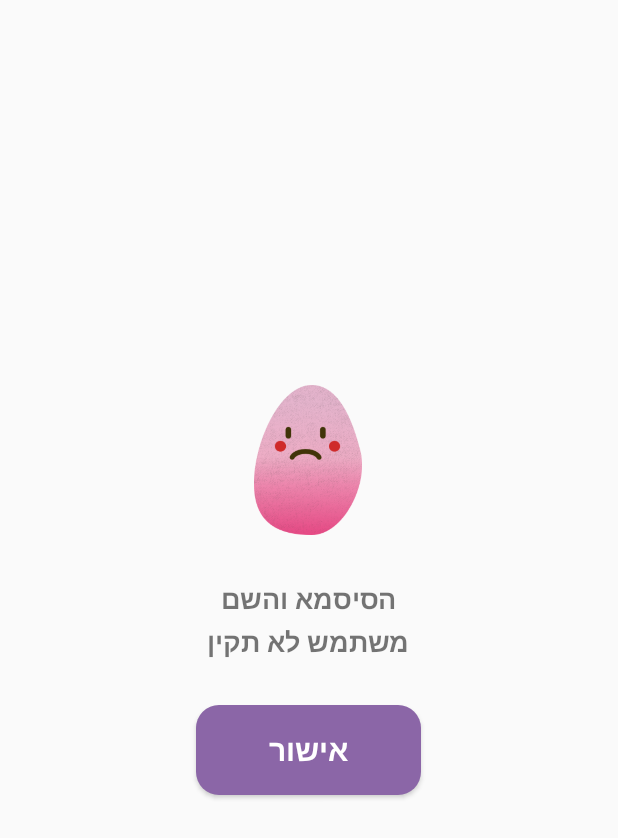
After one commit to myspecialway/my-special-way-android, an Android app: the layout login_dialog_error.xml on its own in the app's theme, with its tools: preview values and no code run, on a phone screen of 412 x 824 dp. The commit adds this screen. Shown: the top 838 px of the screen. Run offline under Robolectric (Android 15) with nearby library versions, the phone set to English and light mode, and no system bars.

Commit message:
added DSL base dialog feature

```diff
--- a/app/src/main/res/drawable/login_button.xml
+++ b/app/src/main/res/drawable/login_button.xml
@@ -1,6 +1,6 @@
 <?xml version="1.0" encoding="UTF-8"?>
 <shape xmlns:android="http://schemas.android.com/apk/res/android">
     <solid android:color="@color/purple"/>
-    <corners android:radius="5dip"/>
+    <corners android:radius="15dip"/>
 
 </shape>
--- /dev/null
+++ b/app/src/main/res/layout/login_dialog_error.xml
@@ -0,0 +1,36 @@
+<?xml version="1.0" encoding="utf-8"?>
+<LinearLayout xmlns:android="http://schemas.android.com/apk/res/android"
+    android:layout_width="wrap_content"
+    android:layout_height="350dp"
+    android:layout_gravity="center"
+    android:gravity="center_horizontal"
+    android:orientation="vertical">
+
+    <ImageView
+        android:layout_width="100dp"
+        android:layout_height="100dp"
+        android:layout_marginTop="20dp"
+        android:src="@drawable/ic_error" />
+
+    <TextView
+        android:layout_width="150dp"
+        android:layout_height="wrap_content"
+        android:layout_margin="30dp"
+        android:gravity="center_horizontal"
+        android:lineSpacingExtra="4dp"
+        android:text="הסיסמא והשם משתמש לא תקין"
+        android:textSize="18sp"
+        android:textStyle="bold" />
+
+    <Button
+        android:id="@+id/closeButton"
+        android:layout_width="150dp"
+        android:layout_height="60dp"
+        android:layout_marginBottom="15dp"
+        android:background="@drawable/login_button"
+        android:text="אישור"
+        android:textColor="@android:color/white"
+        android:textSize="20sp"
+        android:textStyle="bold" />
+
+</LinearLayout>
```
Also changed, not shown: app/src/main/java/org/myspecialway/common/BaseDialog.kt (added, +30 -0 lines), app/src/main/java/org/myspecialway/ui/login/LoginActivity.kt (+8 -9 lines), app/src/main/java/org/myspecialway/ui/login/LoginErrorDialog.kt (added, +35 -0 lines), app/src/main/res/drawable/ic_error.png (added).
